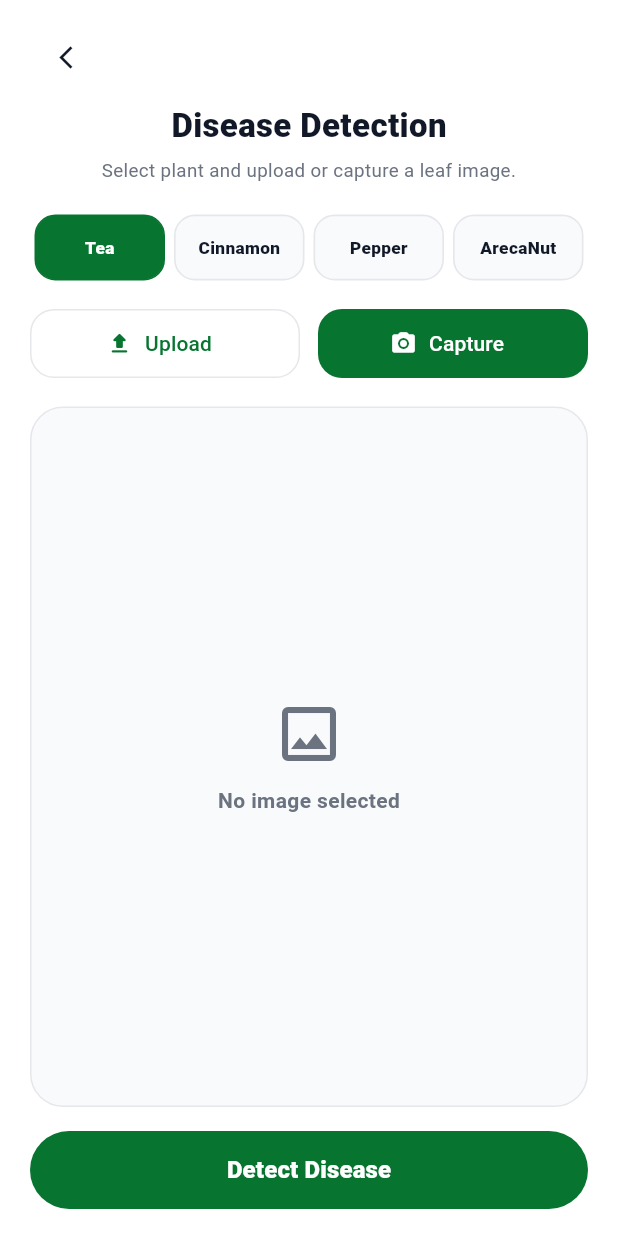
After one commit to nykendelpitiya/GrowWise-mobile-app, a Flutter app: the DiseaseDetectionScreen screen opened directly, on a phone screen of 412 x 824 dp. The commit adds this screen. Run offline on Flutter 3.47's test engine with Material 3 defaults, Android fonts, the phone set to English and light mode, and no system bars; our stand-ins replace cloud_firestore, dio, firebase_auth, firebase_core, firebase_messaging, flutter_local_notifications and 4 more; missing offline and left inert: dart:html; accounts and stored records are empty.

Commit message:
Implement disease detection feature and notification badge improvements

```diff
--- /dev/null
+++ b/lib/features/disease_detection/presentation/disease_detection_screen.dart
@@ -0,0 +1,443 @@
+import 'dart:convert';
+import 'dart:io' show File;
+
+import 'package:flutter/foundation.dart';
+import 'package:flutter/material.dart';
+import 'package:http/http.dart' as http;
+import 'package:image_picker/image_picker.dart';
+
+class DiseaseDetectionScreen extends StatefulWidget {
+  const DiseaseDetectionScreen({super.key});
+
+  @override
+  State<DiseaseDetectionScreen> createState() => _DiseaseDetectionScreenState();
+}
+
+class _DiseaseDetectionScreenState extends State<DiseaseDetectionScreen> {
+  final ImagePicker _picker = ImagePicker();
+
+  final List<String> plants = const [
+    'Tea',
+    'Cinnamon',
+    'Pepper',
+    'ArecaNut',
+  ];
+
+  String selectedPlant = 'Tea';
+  XFile? selectedImage;
+  bool isLoading = false;
+  String? detectedDisease;
+
+  static const String baseUrl = 'http://127.0.0.1:8000';
+
+  Future<void> _pickImage(ImageSource source) async {
+    final image = await _picker.pickImage(
+      source: source,
+      imageQuality: 85,
+    );
+
+    if (image == null) return;
+
+    setState(() {
+      selectedImage = image;
+      detectedDisease = null;
+    });
+  }
+
+  Future<void> _detectDisease() async {
+    if (selectedImage == null) {
+      _showResultPopup(
+        title: 'No Image Selected',
+        message: 'Please upload or capture a leaf image first.',
+        success: false,
+      );
+      return;
+    }
+
+    setState(() {
+      isLoading = true;
+      detectedDisease = null;
+    });
+
+    try {
+      final uri = Uri.parse('$baseUrl/predict-disease');
+
+      final request = http.MultipartRequest('POST', uri);
+      request.fields['plant'] = selectedPlant;
+
+      final bytes = await selectedImage!.readAsBytes();
+
+      request.files.add(
+        http.MultipartFile.fromBytes(
+          'file',
+          bytes,
+          filename: selectedImage!.name,
+        ),
+      );
+
+      final streamedResponse = await request.send();
+      final response = await http.Response.fromStream(streamedResponse);
+
+      final data = jsonDecode(response.body);
+
+      if (response.statusCode == 200 && data['success'] == true) {
+        final disease = data['disease']?.toString() ?? 'Unknown Disease';
+
+        setState(() {
+          detectedDisease = disease;
+        });
+
+        _showResultPopup(
+          title: 'Detected Disease',
+          message: disease,
+          success: true,
+        );
+      } else {
+        final errorMessage =
+            data['message']?.toString() ??
+            data['detail']?.toString() ??
+            'Disease detection failed.';
+
+        _showResultPopup(
+          title: 'Detection Failed',
+          message: errorMessage,
+          success: false,
+        );
+      }
+    } catch (e) {
+      _showResultPopup(
+        title: 'Error',
+        message: e.toString(),
+        success: false,
+      );
+    } finally {
+      if (mounted) {
+        setState(() {
+          isLoading = false;
+        });
+      }
+    }
+  }
+
+  void _showResultPopup({
+    required String title,
+    required String message,
+    required bool success,
+  }) {
+    showDialog(
+      context: context,
+      builder: (_) {
+        return AlertDialog(
+          shape: RoundedRectangleBorder(
+            borderRadius: BorderRadius.circular(18),
+          ),
+          title: Text(
+            title,
+            style: TextStyle(
+              fontWeight: FontWeight.w800,
+              color: success ? const Color(0xFF077530) : Colors.red,
+            ),
+          ),
+          content: Text(
+            message,
+            style: const TextStyle(
+              fontSize: 16,
+              fontWeight: FontWeight.w600,
+            ),
+          ),
+          actions: [
+            TextButton(
+              onPressed: () => Navigator.pop(context),
+              child: const Text('OK'),
+            ),
+          ],
+        );
+      },
+    );
+  }
+
+  @override
+  Widget build(BuildContext context) {
+    final isDark = Theme.of(context).brightness == Brightness.dark;
+
+    final bgColor = isDark ? const Color(0xFF0F1720) : Colors.white;
+    final cardColor = isDark ? const Color(0xFF16212B) : const Color(0xFFF8FAFC);
+    final titleColor = isDark ? Colors.white : const Color(0xFF111827);
+    final subtitleColor =
+        isDark ? const Color(0xFF94A3B8) : const Color(0xFF6B7280);
+    final borderColor =
+        isDark ? const Color(0xFF2A3A45) : const Color(0xFFE5E7EB);
+
+    const primaryGreen = Color(0xFF077530);
+
+    return Scaffold(
+      backgroundColor: bgColor,
+      body: SafeArea(
+        child: Padding(
+          padding: const EdgeInsets.fromLTRB(20, 14, 20, 18),
+          child: Column(
+            children: [
+              Align(
+                alignment: Alignment.centerLeft,
+                child: IconButton(
+                  padding: EdgeInsets.zero,
+                  constraints: const BoxConstraints(
+                    minWidth: 36,
+                    minHeight: 36,
+                  ),
+                  icon: Icon(
+                    Icons.arrow_back_ios_new,
+                    size: 18,
+                    color: titleColor,
+                  ),
+                  onPressed: () => Navigator.pop(context),
+                ),
+              ),
+
+              const SizedBox(height: 6),
+
+              Text(
+                'Disease Detection',
+                style: TextStyle(
+                  fontSize: 22,
+                  fontWeight: FontWeight.w800,
+                  color: titleColor,
+                ),
+              ),
+
+              const SizedBox(height: 6),
+
+              Text(
+                'Select plant and upload or capture a leaf image.',
+                textAlign: TextAlign.center,
+                style: TextStyle(
+                  fontSize: 12.5,
+                  height: 1.4,
+                  color: subtitleColor,
+                ),
+              ),
+
+              const SizedBox(height: 20),
+
+              Row(
+                children: plants.map((plant) {
+                  final selected = selectedPlant == plant;
+
+                  return Expanded(
+                    child: Padding(
+                      padding: const EdgeInsets.symmetric(horizontal: 3),
+                      child: InkWell(
+                        borderRadius: BorderRadius.circular(14),
+                        onTap: isLoading
+                            ? null
+                            : () {
+                                setState(() {
+                                  selectedPlant = plant;
+                                  detectedDisease = null;
+                                });
+                              },
+                        child: Container(
+                          height: 44,
+                          decoration: BoxDecoration(
+                            color: selected ? primaryGreen : cardColor,
+                            borderRadius: BorderRadius.circular(14),
+                            border: Border.all(
+                              color: selected ? primaryGreen : borderColor,
+                              width: 1.1,
+                            ),
+                          ),
+                          child: Center(
+                            child: Text(
+                              plant,
+                              maxLines: 1,
+                              overflow: TextOverflow.ellipsis,
+                              style: TextStyle(
+                                fontSize: 11.5,
+                                fontWeight: FontWeight.w800,
+                                color: selected ? Colors.white : titleColor,
+                              ),
+                            ),
+                          ),
+                        ),
+                      ),
+                    ),
+                  );
+                }).toList(),
+              ),
+
+              const SizedBox(height: 18),
+
+              Row(
+                children: [
+                  Expanded(
+                    child: OutlinedButton.icon(
+                      onPressed: isLoading
+                          ? null
+                          : () => _pickImage(ImageSource.gallery),
+                      icon: const Icon(Icons.upload_rounded, size: 18),
+                      label: const Text('Upload'),
+                      style: OutlinedButton.styleFrom(
+                        minimumSize: const Size.fromHeight(46),
+                        side: BorderSide(color: borderColor),
+                        shape: RoundedRectangleBorder(
+                          borderRadius: BorderRadius.circular(16),
+                        ),
+                      ),
+                    ),
+                  ),
+                  const SizedBox(width: 12),
+                  Expanded(
+                    child: ElevatedButton.icon(
+                      onPressed: isLoading
+                          ? null
+                          : () => _pickImage(ImageSource.camera),
+                      icon: const Icon(Icons.camera_alt_rounded, size: 18),
+                      label: const Text('Capture'),
+                      style: ElevatedButton.styleFrom(
+                        minimumSize: const Size.fromHeight(46),
+                        backgroundColor: primaryGreen,
+                        foregroundColor: Colors.white,
+                        elevation: 0,
+                        shape: RoundedRectangleBorder(
+                          borderRadius: BorderRadius.circular(16),
+                        ),
+                      ),
+                    ),
+                  ),
+                ],
+              ),
+
+              const SizedBox(height: 18),
+
+              Expanded(
+                child: Container(
+                  width: double.infinity,
+                  decoration: BoxDecoration(
+                    color: cardColor,
+                    borderRadius: BorderRadius.circular(22),
+                    border: Border.all(color: borderColor),
+                  ),
+                  child: selectedImage == null
+                      ? Center(
+                          child: Column(
+                            mainAxisSize: MainAxisSize.min,
+                            children: [
+                              Icon(
+                                Icons.image_outlined,
+                                size: 48,
+                                color: subtitleColor,
+                              ),
+                              const SizedBox(height: 10),
+                              Text(
+                                'No image selected',
+                                style: TextStyle(
+                                  fontSize: 14,
+                                  fontWeight: FontWeight.w600,
+                                  color: subtitleColor,
+                                ),
+                              ),
+                            ],
+                          ),
+                        )
+                      : ClipRRect(
+                          borderRadius: BorderRadius.circular(22),
+                          child: kIsWeb
+                              ? Image.network(
+                                  selectedImage!.path,
+                                  fit: BoxFit.cover,
+                                  width: double.infinity,
+                                )
+                              : Image.file(
+                                  File(selectedImage!.path),
+                                  fit: BoxFit.cover,
+                                  width: double.infinity,
+                                ),
+                        ),
+                ),
+              ),
+
+              if (detectedDisease != null) ...[
+                const SizedBox(height: 14),
+                Container(
+                  width: double.infinity,
+                  padding: const EdgeInsets.symmetric(
+                    horizontal: 16,
+                    vertical: 14,
+                  ),
+                  decoration: BoxDecoration(
+                    color: isDark
+                        ? const Color(0xFF1B2C24)
+                        : const Color(0xFFEAF7EE),
+                    borderRadius: BorderRadius.circular(18),
+                    border: Border.all(
+                      color: isDark
+                          ? const Color(0xFF355243)
+                          : const Color(0xFFCFEAD8),
+                    ),
+                  ),
+                  child: Column(
+                    children: [
+                      Text(
+                        'Detected Disease',
+                        style: TextStyle(
+                          fontSize: 12,
+                          color: subtitleColor,
+                          fontWeight: FontWeight.w600,
+                        ),
+                      ),
+                      const SizedBox(height: 6),
+                      Text(
+                        detectedDisease!,
+                        textAlign: TextAlign.center,
+                        style: const TextStyle(
+                          fontSize: 20,
+                          fontWeight: FontWeight.w900,
+                          color: primaryGreen,
+                        ),
+                      ),
+                    ],
+                  ),
+                ),
+              ],
+
+              const SizedBox(height: 16),
+
+              SizedBox(
+                width: double.infinity,
+                child: ElevatedButton(
+                  onPressed: isLoading ? null : _detectDisease,
+                  style: ElevatedButton.styleFrom(
+                    minimumSize: const Size.fromHeight(52),
+                    backgroundColor: primaryGreen,
+                    foregroundColor: Colors.white,
+                    disabledBackgroundColor: primaryGreen.withOpacity(0.5),
+                    elevation: 0,
+                    shape: RoundedRectangleBorder(
+                      borderRadius: BorderRadius.circular(28),
+                    ),
+                  ),
+                  child: isLoading
+                      ? const SizedBox(
+                          height: 22,
+                          width: 22,
+                          child: CircularProgressIndicator(
+                            strokeWidth: 2.5,
+                            color: Colors.white,
+                          ),
+                        )
+                      : const Text(
+                          'Detect Disease',
+                          style: TextStyle(
+                            fontSize: 16,
+                            fontWeight: FontWeight.w800,
+                          ),
+                        ),
+                ),
+              ),
+            ],
+          ),
+        ),
+      ),
+    );
+  }
+}
--- a/pubspec.yaml
+++ b/pubspec.yaml
@@ -24,6 +24,7 @@ dependencies:
   geocoding: ^2.1.1
   geolocator: ^10.1.0
   intl: ^0.19.0
+  image_picker: ^1.1.2
   cupertino_icons: ^1.0.8
 
 dev_dependencies:
```
Also changed, not shown: lib/features/home/presentation/home_screen.dart (+10 -1 lines), lib/features/home/presentation/widgets/home_header.dart (+73 -16 lines), lib/features/notifications/presentation/notification_screen.dart (+32 -0 lines), pubspec.lock, 7 other files.
